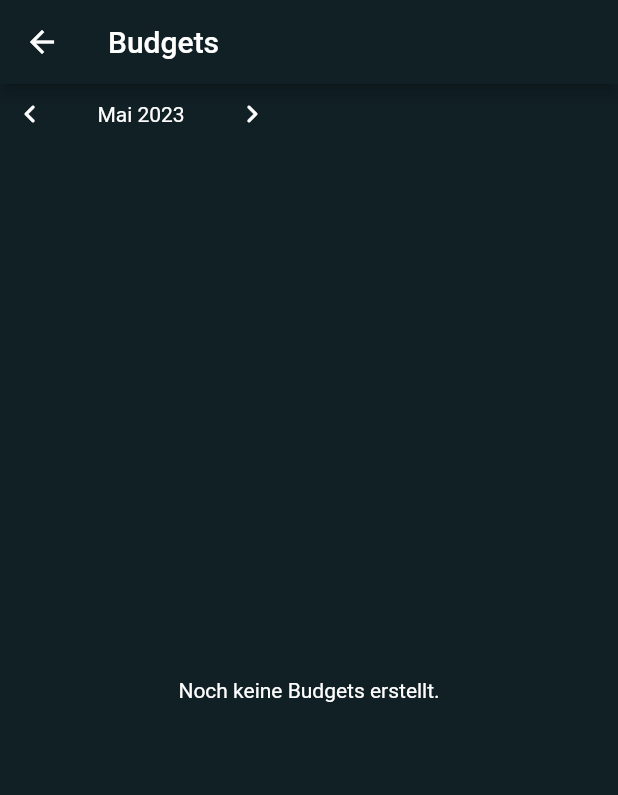
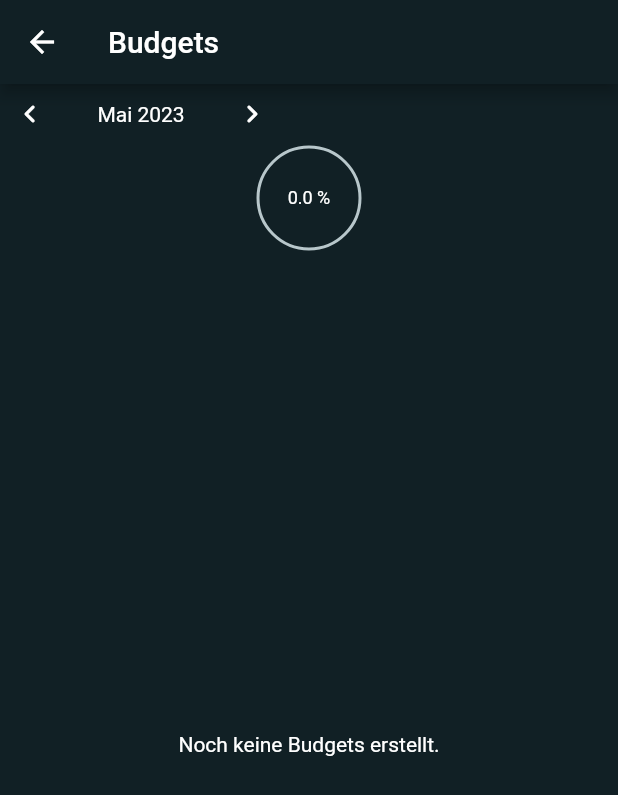
Before and after one commit to Marcel9494/Haushaltsbuch, a Flutter app: the BudgetsScreen screen opened directly, on a phone screen of 412 x 824 dp. Shown: the top 795 px of the screen. Run offline on Flutter 3.47's test engine with Material 2 defaults, Android fonts, the phone set to English and light mode, and no system bars; drawn by our look-alikes of percent_indicator; our stand-ins replace another_flushbar, fl_chart, hive, hive_flutter, introduction_screen, modal_bottom_sheet and 2 more; accounts and stored records are empty.

Commit message:
Budget Fehler behoben
- Budget Fehler lag nicht an der Anordnung der Variablen, sondern an der Sortierung percentage war zum Zeitpunkt der Sortierung noch nicht mit Werten hinterlegt. Budgetliste wird jetzt zu einem späteren Zeitpunkt sortiert wo die percentage Wert richtig befüllt sind.
- Gesamtbudget wird angezeigt (noch nicht fertig).

```diff
--- a/lib/models/budget.dart
+++ b/lib/models/budget.dart
@@ -47,7 +47,6 @@ class Budget extends HiveObject {
         budgetList.add(budget);
       }
     }
-    budgetList.sort((first, second) => second.percentage.compareTo(first.percentage));
     return budgetList;
   }
 
--- a/lib/screens/budgets_screen.dart
+++ b/lib/screens/budgets_screen.dart
@@ -1,4 +1,5 @@
 import 'package:flutter/material.dart';
+import 'package:percent_indicator/circular_percent_indicator.dart';
 
 import '../components/buttons/month_picker_buttons.dart';
 import '/components/cards/budget_card.dart';
@@ -16,9 +17,9 @@ class BudgetsScreen extends StatefulWidget {
 class _BudgetsScreenState extends State<BudgetsScreen> {
   List<Budget> _budgetList = [];
   DateTime _selectedDate = DateTime.now();
-
   double _completeBudgetAmount = 0.0;
   double _completeBudgetExpenditures = 0.0;
+  double _completeBudgetPercentage = 0.0;
 
   Future<List<Budget>> _loadBudgetList() async {
     _budgetList = await Budget.loadMonthlyBudgetList(_selectedDate);
@@ -26,9 +27,9 @@ class _BudgetsScreenState extends State<BudgetsScreen> {
     _budgetList = Budget.calculateBudgetPercentage(_budgetList);
     _completeBudgetAmount = await Budget.calculateCompleteBudgetAmount(_budgetList, _selectedDate);
     _completeBudgetExpenditures = await Budget.calculateCompleteBudgetExpenditures(_budgetList, _selectedDate);
-    // TODO hier weitermachen und oben das Gesamtbudget und die bisherigen Gesamtausgaben anzeigen lassen als Card
-    print('Budget: ' + _completeBudgetAmount.toString());
-    print('Ausgaben: ' + _completeBudgetExpenditures.toString());
+    // TODO hier weitermachen und Gesamtbudget richtig berechnen und Code verbessern (Berechnung in Methode auslagern)
+    _completeBudgetPercentage = (_completeBudgetExpenditures * 100) / _completeBudgetAmount;
+    _budgetList.sort((first, second) => second.percentage.compareTo(first.percentage));
     return _budgetList;
   }
 
@@ -41,12 +42,28 @@ class _BudgetsScreenState extends State<BudgetsScreen> {
       body: Center(
         child: Column(
           children: [
-            Row(children: [
-              SizedBox(
-                width: MediaQuery.of(context).size.width / 2,
-                child: MonthPickerButtons(selectedDate: _selectedDate, selectedDateCallback: (selectedDate) => setState(() => _selectedDate = selectedDate)),
-              ),
-            ]),
+            Row(
+              children: [
+                SizedBox(
+                  width: MediaQuery.of(context).size.width / 2,
+                  child: MonthPickerButtons(selectedDate: _selectedDate, selectedDateCallback: (selectedDate) => setState(() => _selectedDate = selectedDate)),
+                ),
+              ],
+            ),
+            CircularPercentIndicator(
+              radius: 36.0,
+              lineWidth: 4.0,
+              percent: _completeBudgetPercentage / 100 >= 1.0 ? 1.0 : _completeBudgetPercentage / 100,
+              center: Text('${_completeBudgetPercentage.toString()} %', style: const TextStyle(fontSize: 12.0)),
+              progressColor: _completeBudgetPercentage < 80.0
+                  ? Colors.greenAccent
+                  : _completeBudgetPercentage < 100.0
+                      ? Colors.yellowAccent
+                      : Colors.redAccent,
+              backgroundWidth: 2.0,
+              animation: true,
+              animateFromLastPercent: true,
+            ),
             FutureBuilder(
               future: _loadBudgetList(),
               builder: (BuildContext context, AsyncSnapshot<List<Budget>> snapshot) {
```
